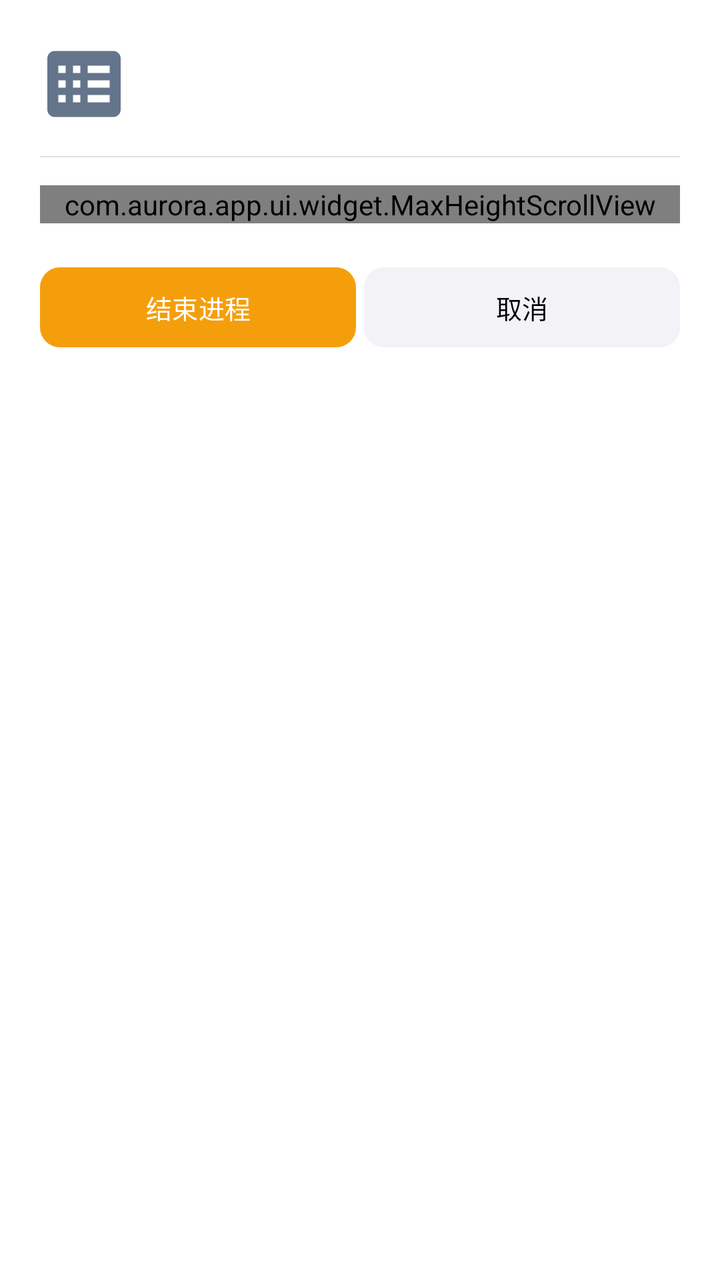
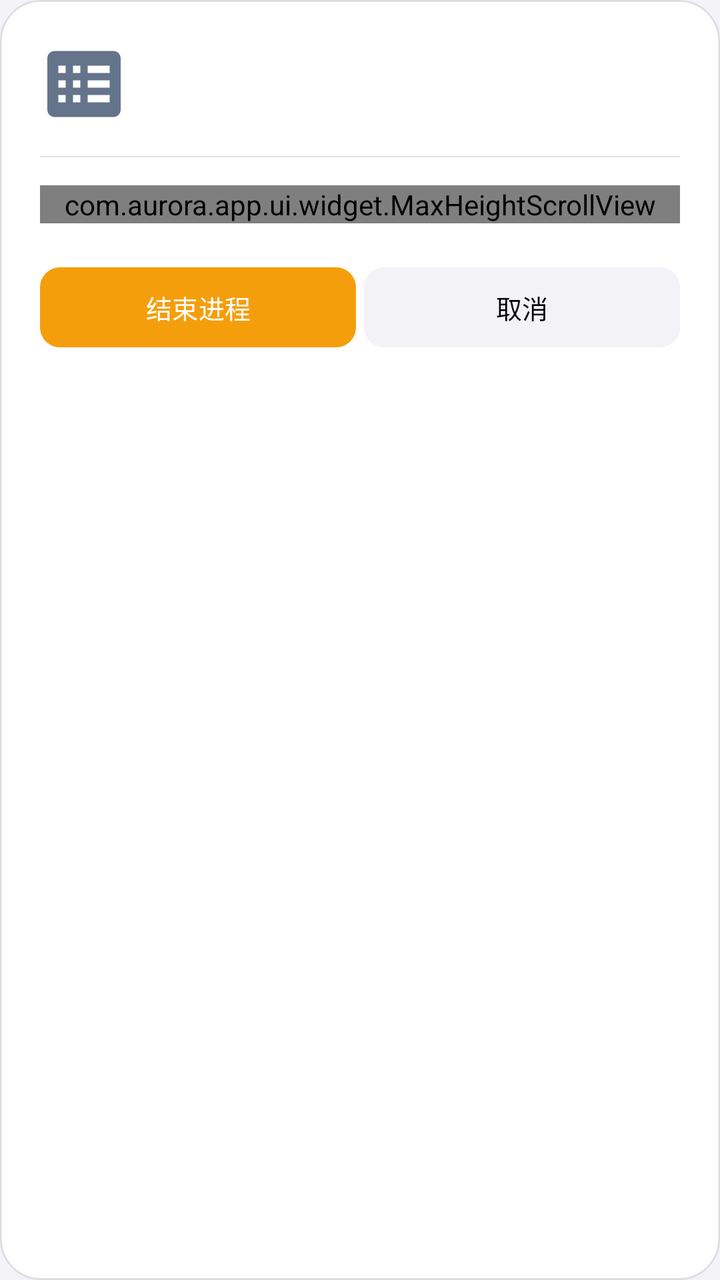

An Android layout rendered at two revisions. The XML below is the earlier revision; the diff shows what the commit changed to produce the second picture.
<!-- AndroidManifest.xml: application theme Theme.Aurora -->
<!-- res/layout/dialog_process_detail.xml -->
<?xml version="1.0" encoding="utf-8"?>
<LinearLayout xmlns:android="http://schemas.android.com/apk/res/android"
    xmlns:app="http://schemas.android.com/apk/res-auto"
    android:layout_width="match_parent"
    android:layout_height="wrap_content"
    android:background="?attr/auroraBackgroundElevated"
    android:orientation="vertical"
    android:padding="20dp">

    
    <LinearLayout
        android:layout_width="match_parent"
        android:layout_height="wrap_content"
        android:gravity="center_vertical"
        android:orientation="horizontal">

        <ImageView
            android:id="@+id/ivDetailIcon"
            android:layout_width="44dp"
            android:layout_height="44dp"
            android:contentDescription="进程图标"
            android:src="@drawable/ic_process_linux" />

        <LinearLayout
            android:layout_width="0dp"
            android:layout_height="wrap_content"
            android:layout_marginStart="14dp"
            android:layout_weight="1"
            android:orientation="vertical">

            <TextView
                android:id="@+id/tvDetailFriendlyName"
                android:layout_width="wrap_content"
                android:layout_height="wrap_content"
                android:ellipsize="end"
                android:fontFamily="sans-serif-medium"
                android:maxLines="1"
                android:textColor="@color/ios_text_primary"
                android:textSize="16sp" />

            <TextView
                android:id="@+id/tvDetailProcessName"
                android:layout_width="wrap_content"
                android:layout_height="wrap_content"
                android:layout_marginTop="2dp"
                android:ellipsize="end"
                android:maxLines="1"
                android:textColor="@color/ios_text_secondary"
                android:textSize="12sp" />
        </LinearLayout>
    </LinearLayout>

    <View
        android:layout_width="match_parent"
        android:layout_height="0.5dp"
        android:layout_marginVertical="14dp"
        android:background="@color/ios_separator" />

    
    <com.aurora.app.ui.widget.MaxHeightScrollView
        android:layout_width="match_parent"
        android:layout_height="wrap_content"
        android:overScrollMode="never"
        android:scrollbars="vertical"
        app:auroraMaxHeight="340dp">

        <LinearLayout
            android:id="@+id/layoutProcessDetailRows"
            android:layout_width="match_parent"
            android:layout_height="wrap_content"
            android:orientation="vertical" />
    </com.aurora.app.ui.widget.MaxHeightScrollView>

    <LinearLayout
        android:layout_width="match_parent"
        android:layout_height="wrap_content"
        android:layout_marginTop="18dp"
        android:orientation="horizontal">

        <com.google.android.material.button.MaterialButton
            android:id="@+id/btnDetailStopApp"
            android:layout_width="0dp"
            android:layout_height="wrap_content"
            android:layout_marginEnd="4dp"
            android:layout_weight="1"
            android:text="停止应用"
            android:textSize="13sp"
            android:visibility="gone"
            app:cornerRadius="10dp"
            android:textColor="@color/white"
            app:backgroundTint="#D93025"
            app:rippleColor="#33FFFFFF" />

        <com.google.android.material.button.MaterialButton
            android:id="@+id/btnDetailKill"
            android:layout_width="0dp"
            android:layout_height="wrap_content"
            android:layout_marginEnd="4dp"
            android:layout_weight="1"
            android:text="结束进程"
            android:textSize="13sp"
            app:cornerRadius="10dp"
            android:textColor="@color/white"
            app:backgroundTint="#F59E0B"
            app:rippleColor="#33FFFFFF" />

        <com.google.android.material.button.MaterialButton
            android:id="@+id/btnDetailCancel"
            android:layout_width="0dp"
            android:layout_height="wrap_content"
            android:layout_weight="1"
            android:text="取消"
            android:textSize="13sp"
            app:cornerRadius="10dp"
            android:textColor="@color/ios_text_primary"
            app:backgroundTint="?attr/auroraFill"
            app:rippleColor="#22000000" />
    </LinearLayout>
</LinearLayout>
<!-- resources referenced by this layout -->
<resources>
  <color name="ios_separator">#E0E0E0</color>
  <color name="ios_text_primary">#000000</color>
  <color name="ios_text_secondary">#6C6C70</color>
  <color name="white">#FFFFFFFF</color>
  <!-- drawable ic_process_linux (drawable) -->
  <?xml version="1.0" encoding="utf-8"?>
  <vector xmlns:android="http://schemas.android.com/apk/res/android"
      android:width="24dp"
      android:height="24dp"
      android:viewportWidth="24"
      android:viewportHeight="24">
      <path
          android:fillColor="#64748B"
          android:pathData="M4,3h16c1.1,0 2,0.9 2,2v14c0,1.1 -0.9,2 -2,2H4c-1.1,0 -2,-0.9 -2,-2V5c0,-1.1 0.9,-2 2,-2zM5,7v2h2V7H5zM9,7v2h2V7H9zM13,7v2h6V7h-6zM5,11v2h2v-2H5zM9,11v2h2v-2H9zM13,11v2h6v-2h-6zM5,15v2h2v-2H5zM9,15v2h2v-2H9zM13,15v2h6v-2h-6z" />
  </vector>
  <style name="Theme.Aurora" parent="Base.Theme.Aurora" />
  <style name="Base.Theme.Aurora" parent="Theme.Material3.DayNight.NoActionBar">
          <item name="colorPrimary">?attr/auroraAccent</item>
          <item name="colorOnPrimary">?attr/auroraOnAccent</item>
          <item name="auroraAccent">@color/ios_accent</item>
          <item name="auroraOnAccent">@color/white</item>
          <item name="auroraCard">@color/ios_card</item>
          <item name="auroraBackgroundElevated">@color/ios_background_elevated</item>
          <item name="auroraFill">@color/ios_fill_tertiary</item>
          <item name="colorSurface">?attr/auroraCard</item>
          <item name="android:colorBackground">@color/ios_background_grouped</item>
          <item name="android:statusBarColor">@android:color/transparent</item>
          <item name="android:navigationBarColor">@android:color/transparent</item>
          <item name="android:windowLightStatusBar">true</item>
          <item name="android:windowLightNavigationBar">false</item>
      </style>
  <color name="ios_accent">#00C853</color>
  <color name="ios_card">#FFFFFF</color>
  <color name="ios_background_elevated">#FFFFFF</color>
  <color name="ios_fill_tertiary">#F2F2F7</color>
  <color name="ios_background_grouped">#F2F2F7</color>
</resources>

<!-- the commit's change to res/layout/dialog_process_detail.xml (unified diff, before → after) -->
@@ -3,7 +3,9 @@
     xmlns:app="http://schemas.android.com/apk/res-auto"
     android:layout_width="match_parent"
     android:layout_height="wrap_content"
-    android:background="?attr/auroraBackgroundElevated"
+    android:background="@drawable/bg_dialog_rounded"
+    android:clipToOutline="true"
+    android:outlineProvider="background"
     android:orientation="vertical"
     android:padding="20dp">
 
<!-- resource entries referenced after the edit -->
@@ -4,6 +4,15 @@
   <color name="ios_text_primary">#000000</color>
   <color name="ios_text_secondary">#6C6C70</color>
   <color name="white">#FFFFFFFF</color>
+  <!-- drawable bg_dialog_rounded (drawable) -->
+  <?xml version="1.0" encoding="utf-8"?>
+  <shape xmlns:android="http://schemas.android.com/apk/res/android" android:shape="rectangle">
+      <solid android:color="?attr/auroraBackgroundElevated" />
+      <corners android:radius="@dimen/dialog_corner_radius" />
+      <stroke
+          android:width="1dp"
+          android:color="@color/dialog_stroke" />
+  </shape>
   <!-- drawable ic_process_linux (drawable) -->
   <?xml version="1.0" encoding="utf-8"?>
   <vector xmlns:android="http://schemas.android.com/apk/res/android"
@@ -16,6 +25,8 @@
           android:pathData="M4,3h16c1.1,0 2,0.9 2,2v14c0,1.1 -0.9,2 -2,2H4c-1.1,0 -2,-0.9 -2,-2V5c0,-1.1 0.9,-2 2,-2zM5,7v2h2V7H5zM9,7v2h2V7H9zM13,7v2h6V7h-6zM5,11v2h2v-2H5zM9,11v2h2v-2H9zM13,11v2h6v-2h-6zM5,15v2h2v-2H5zM9,15v2h2v-2H9zM13,15v2h6v-2h-6z" />
   </vector>
   <style name="Theme.Aurora" parent="Base.Theme.Aurora" />
+  <dimen name="dialog_corner_radius">20dp</dimen>
+  <color name="dialog_stroke">#1A000000</color>
   <style name="Base.Theme.Aurora" parent="Theme.Material3.DayNight.NoActionBar">
           <item name="colorPrimary">?attr/auroraAccent</item>
           <item name="colorOnPrimary">?attr/auroraOnAccent</item>
@@ -30,11 +41,29 @@
           <item name="android:navigationBarColor">@android:color/transparent</item>
           <item name="android:windowLightStatusBar">true</item>
           <item name="android:windowLightNavigationBar">false</item>
+  
+          
+          <item name="alertDialogTheme">@style/ThemeOverlay.Aurora.AlertDialog</item>
+          <item name="materialAlertDialogTheme">@style/ThemeOverlay.Aurora.MaterialAlertDialog</item>
       </style>
   <color name="ios_accent">#00C853</color>
   <color name="ios_card">#FFFFFF</color>
   <color name="ios_background_elevated">#FFFFFF</color>
   <color name="ios_fill_tertiary">#F2F2F7</color>
   <color name="ios_background_grouped">#F2F2F7</color>
+  <style name="ThemeOverlay.Aurora.AlertDialog" parent="ThemeOverlay.Material3.Dialog.Alert">
+          <item name="android:windowBackground">@drawable/bg_dialog_rounded</item>
+      </style>
+  <style name="ThemeOverlay.Aurora.MaterialAlertDialog" parent="ThemeOverlay.Material3.MaterialAlertDialog">
+          <item name="alertDialogStyle">@style/Widget.Aurora.MaterialAlertDialog</item>
+      </style>
+  <style name="Widget.Aurora.MaterialAlertDialog" parent="MaterialAlertDialog.Material3">
+          <item name="shapeAppearance">@style/ShapeAppearance.Aurora.Dialog</item>
+          <item name="backgroundTint">?attr/auroraBackgroundElevated</item>
+      </style>
+  <style name="ShapeAppearance.Aurora.Dialog" parent="">
+          <item name="cornerFamily">rounded</item>
+          <item name="cornerSize">@dimen/dialog_corner_radius</item>
+      </style>
 </resources>
 
